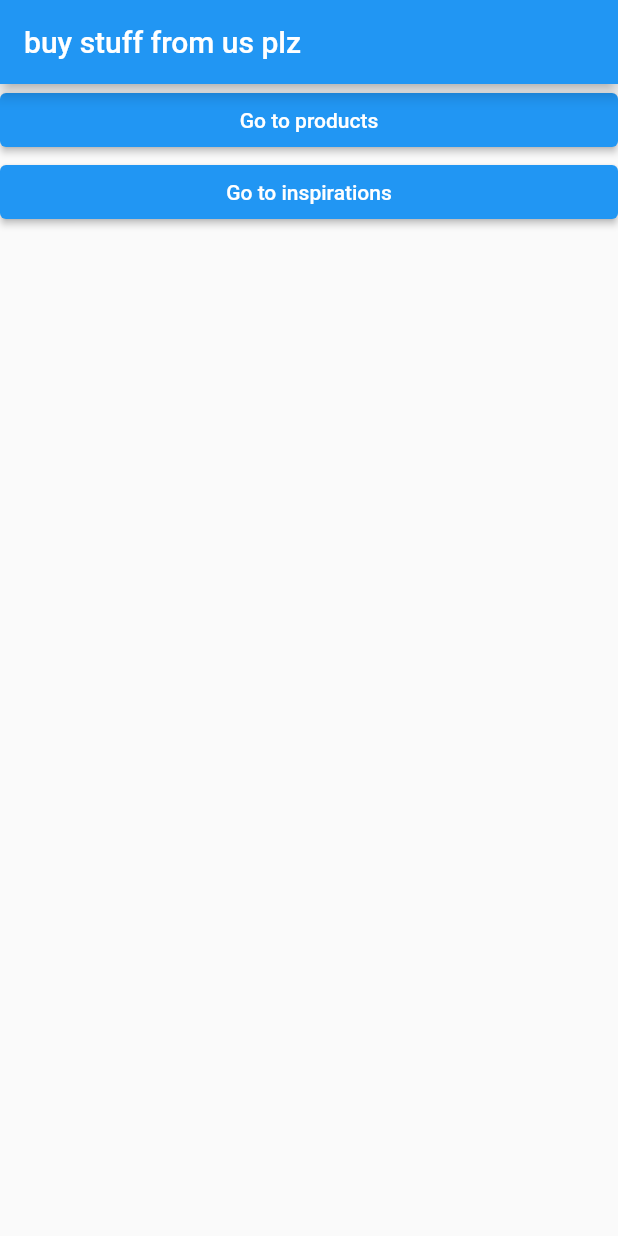
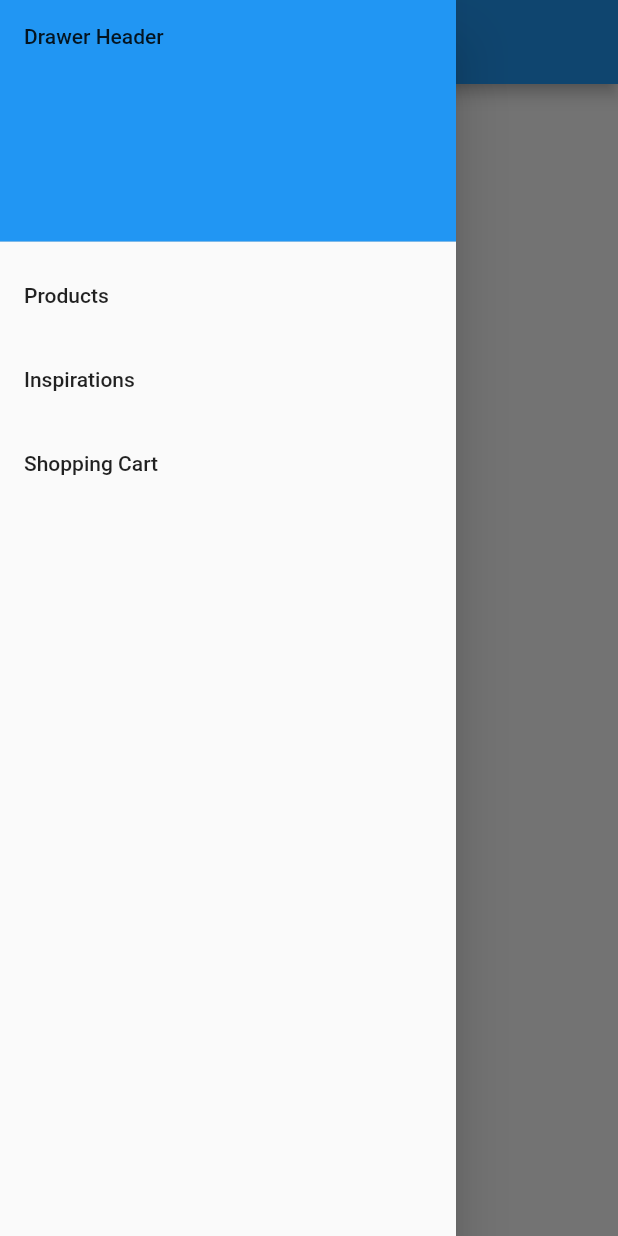
Before and after one commit to aigaki/app, a Flutter app: the screen it shows after launch, with the side drawer open (before the commit the screen has no drawer), on a phone screen of 412 x 824 dp. Run offline on Flutter 3.47's test engine with Material 2 defaults, Android fonts, the phone set to English and light mode, and no system bars.

```diff
--- a/lib/main.dart
+++ b/lib/main.dart
@@ -30,7 +30,7 @@ class MyApp extends StatelessWidget {
         primarySwatch: Colors.blue,
       ),
       routes: {
-        '/': (context) => const HomeScreen(),
+        '/': (_) => const HomeScreen(),
         ProductsScreen.routeName: (_) => const ProductsScreen(),
         CartScreen.routeName: (_) => const CartScreen(),
         InspirationsScreen.routeName: (_) => const InspirationsScreen(),
--- a/lib/screens/cart_screen.dart
+++ b/lib/screens/cart_screen.dart
@@ -1,4 +1,5 @@
 import 'package:flutter/material.dart';
+import 'package:ss_mann/widgets/app_drawer.dart';
 
 class CartScreen extends StatelessWidget {
   static String routeName = '/cart';
@@ -11,6 +12,7 @@ class CartScreen extends StatelessWidget {
         title: Text('Cart Screen'),
       ),
       body: Text('todo'),
+      drawer: const AppDrawer(),
     );
   }
 }
--- a/lib/screens/home_screen.dart
+++ b/lib/screens/home_screen.dart
@@ -1,5 +1,5 @@
 import 'package:flutter/material.dart';
-import 'package:ss_mann/widgets/screens_navigation.dart';
+import 'package:ss_mann/widgets/app_drawer.dart';
 
 class HomeScreen extends StatelessWidget {
   const HomeScreen({Key? key}) : super(key: key);
@@ -8,9 +8,10 @@ class HomeScreen extends StatelessWidget {
   Widget build(BuildContext context) {
     return Scaffold(
       appBar: AppBar(
-        title: Text('buy stuff from us plz'),
+        title: const Text('ssMann'),
       ),
-      body: ScreenNavigation(),
+      body: const Text('Todo'),
+      drawer: const AppDrawer(),
     );
   }
 }
--- a/lib/screens/inspirations_screen.dart
+++ b/lib/screens/inspirations_screen.dart
@@ -1,5 +1,5 @@
 import 'package:flutter/material.dart';
-import 'package:ss_mann/widgets/screens_navigation.dart';
+import 'package:ss_mann/widgets/app_drawer.dart';
 
 class InspirationsScreen extends StatelessWidget {
   static String routeName = '/inspirations';
@@ -9,9 +9,10 @@ class InspirationsScreen extends StatelessWidget {
   Widget build(BuildContext context) {
     return Scaffold(
       appBar: AppBar(
-        title: Text('Inspirations'),
+        title: const Text('Inspirations'),
       ),
-      body: Container(child: ScreenNavigation()),
+      body: const Text('todo'),
+      drawer: const AppDrawer(),
     );
   }
 }
--- a/lib/screens/products_screen.dart
+++ b/lib/screens/products_screen.dart
@@ -2,6 +2,7 @@ import 'package:flutter/material.dart';
 import 'package:provider/provider.dart';
 import 'package:ss_mann/dummy_data/dummy_products.dart';
 import 'package:ss_mann/provider/product_catalog.dart';
+import 'package:ss_mann/widgets/app_drawer.dart';
 import 'package:ss_mann/widgets/product_grid.dart';
 
 class ProductsScreen extends StatelessWidget {
@@ -23,6 +24,7 @@ class ProductsScreen extends StatelessWidget {
           products: products,
         ),
       ),
+      drawer: const AppDrawer(),
       floatingActionButton: Stack(
         children: [
           FloatingActionButton(
--- /dev/null
+++ b/lib/widgets/app_drawer.dart
@@ -0,0 +1,42 @@
+import 'package:flutter/material.dart';
+import 'package:ss_mann/screens/cart_screen.dart';
+import 'package:ss_mann/screens/inspirations_screen.dart';
+import 'package:ss_mann/screens/products_screen.dart';
+
+class AppDrawer extends StatelessWidget {
+  const AppDrawer({Key? key}) : super(key: key);
+
+  void goTo(BuildContext context, String routeName) {
+    Navigator.of(context).pushReplacementNamed(routeName);
+  }
+
+  @override
+  Widget build(BuildContext context) {
+    return Drawer(
+      child: ListView(
+        // Important: Remove any padding from the ListView.
+        padding: EdgeInsets.zero,
+        children: [
+          const DrawerHeader(
+            decoration: BoxDecoration(
+              color: Colors.blue,
+            ),
+            child: Text('Drawer Header'),
+          ),
+          ListTile(
+            title: const Text('Products'),
+            onTap: () => goTo(context, ProductsScreen.routeName),
+          ),
+          ListTile(
+            title: const Text('Inspirations'),
+            onTap: () => goTo(context, InspirationsScreen.routeName),
+          ),
+          ListTile(
+            title: const Text('Shopping Cart'),
+            onTap: () => goTo(context, CartScreen.routeName),
+          ),
+        ],
+      ),
+    );
+  }
+}
--- a/lib/widgets/screens_navigation.dart
+++ /dev/null
@@ -1,32 +0,0 @@
-import 'package:flutter/material.dart';
-import 'package:ss_mann/screens/inspirations_screen.dart';
-import 'package:ss_mann/screens/products_screen.dart';
-
-class ScreenNavigation extends StatelessWidget {
-  const ScreenNavigation({Key? key}) : super(key: key);
-
-  void goToProducts(context) {
-    Navigator.of(context).pushNamed(ProductsScreen.routeName);
-  }
-
-  void goToInspirations(context) {
-    Navigator.of(context).pushNamed(InspirationsScreen.routeName);
-  }
-
-  @override
-  Widget build(BuildContext context) {
-    return Container(
-        child: ListView(
-      children: [
-        ElevatedButton(
-          child: Text('Go to products'),
-          onPressed: () => goToProducts(context),
-        ),
-        ElevatedButton(
-          child: Text('Go to inspirations'),
-          onPressed: () => goToInspirations(context),
-        ),
-      ],
-    ));
-  }
-}
```
